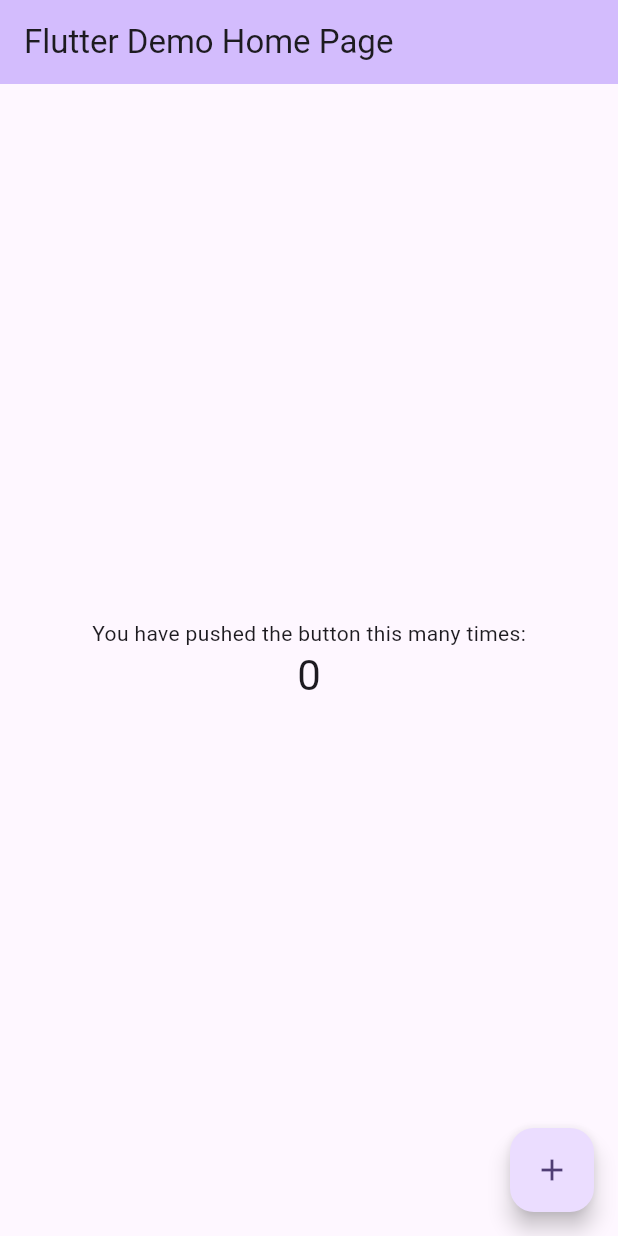
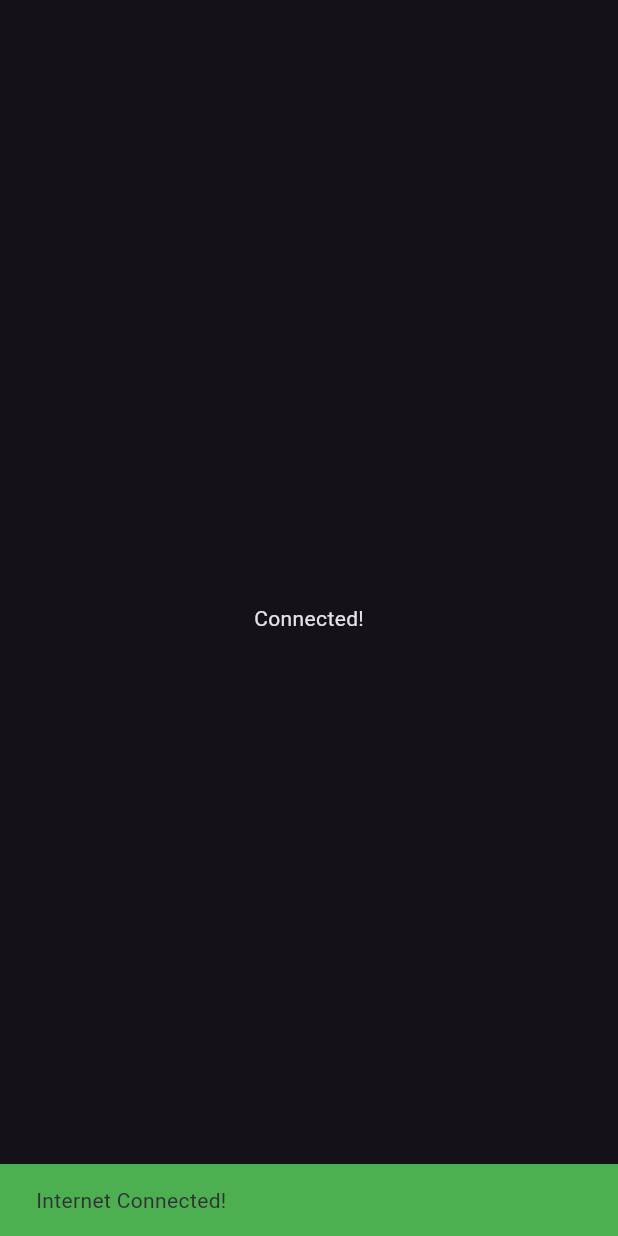
Before and after one commit to Kashif400/learn_bloc, a Flutter app: the first screen one second after launch, on a phone screen of 412 x 824 dp. Run offline on Flutter 3.47's test engine with Material 3 defaults, Android fonts, the phone set to English and light mode, and no system bars; our stand-ins replace bloc, connectivity_plus, flutter_bloc.

Commit message:
i am learn internet connectivity using bloc

```diff
--- /dev/null
+++ b/lib/bloc/internet/internet_bloc.dart
@@ -0,0 +1,38 @@
+import 'dart:async';
+
+import 'package:bloc/bloc.dart';
+import 'package:connectivity_plus/connectivity_plus.dart';
+
+import 'internet_event.dart';
+import 'internet_state.dart';
+
+class InternetBloc extends Bloc<InternetEvent, InternetState> {
+  final Connectivity _connectivity = Connectivity();
+  StreamSubscription? connectivitySubscription;
+
+  InternetBloc() : super(InternetInitialState()) {
+    on<InternetLostEvent>(
+      (event, emit) => emit(InternetLostState()),
+    );
+    on<InternetGainedEvent>(
+      (event, emit) => emit(InternetGainedState()),
+    );
+
+    // Check connectivity and listen for changes
+    connectivitySubscription =
+        _connectivity.onConnectivityChanged.listen((result) {
+      if (result.contains(ConnectivityResult.wifi) ||
+          result.contains(ConnectivityResult.wifi)) {
+        add(InternetGainedEvent()); // Connected to the internet
+      } else {
+        add(InternetLostEvent()); // No internet connection
+      }
+    });
+  }
+
+  @override
+  Future<void> close() {
+    connectivitySubscription?.cancel();
+    return super.close();
+  }
+}
--- /dev/null
+++ b/lib/bloc/internet/internet_event.dart
@@ -0,0 +1,5 @@
+abstract class InternetEvent {}
+
+class InternetLostEvent extends InternetEvent {}
+
+class InternetGainedEvent extends InternetEvent {}
--- /dev/null
+++ b/lib/bloc/internet/internet_state.dart
@@ -0,0 +1,7 @@
+abstract class InternetState {}
+
+class InternetInitialState extends InternetState {}
+
+class InternetLostState extends InternetState {}
+
+class InternetGainedState extends InternetState {}
--- a/lib/main.dart
+++ b/lib/main.dart
@@ -1,125 +1,28 @@
 import 'package:flutter/material.dart';
+import 'package:flutter_bloc/flutter_bloc.dart';
+import 'package:learn_bloc/bloc/internet/internet_bloc.dart';
+import 'package:learn_bloc/view/internet_connectivity_view.dart';
 
 void main() {
   runApp(const MyApp());
 }
 
 class MyApp extends StatelessWidget {
-  const MyApp({super.key});
+  const MyApp({Key? key}) : super(key: key);
 
   // This widget is the root of your application.
   @override
   Widget build(BuildContext context) {
-    return MaterialApp(
-      title: 'Flutter Demo',
-      theme: ThemeData(
-        // This is the theme of your application.
-        //
-        // TRY THIS: Try running your application with "flutter run". You'll see
-        // the application has a purple toolbar. Then, without quitting the app,
-        // try changing the seedColor in the colorScheme below to Colors.green
-        // and then invoke "hot reload" (save your changes or press the "hot
-        // reload" button in a Flutter-supported IDE, or press "r" if you used
-        // the command line to start the app).
-        //
-        // Notice that the counter didn't reset back to zero; the application
-        // state is not lost during the reload. To reset the state, use hot
-        // restart instead.
-        //
-        // This works for code too, not just values: Most code changes can be
-        // tested with just a hot reload.
-        colorScheme: ColorScheme.fromSeed(seedColor: Colors.deepPurple),
-        useMaterial3: true,
-      ),
-      home: const MyHomePage(title: 'Flutter Demo Home Page'),
-    );
+    return BlocProvider(
+        create: (context) => InternetBloc(),
+        child: MaterialApp(
+          title: 'Flutter Demo',
+          themeMode: ThemeMode.dark,
+          theme: ThemeData(
+            brightness: Brightness.dark,
+            primarySwatch: Colors.blue,
+          ),
+          home: const InternetConnectivityView(),
+        ));
   }
 }
-
-class MyHomePage extends StatefulWidget {
-  const MyHomePage({super.key, required this.title});
-
-  // This widget is the home page of your application. It is stateful, meaning
-  // that it has a State object (defined below) that contains fields that affect
-  // how it looks.
-
-  // This class is the configuration for the state. It holds the values (in this
-  // case the title) provided by the parent (in this case the App widget) and
-  // used by the build method of the State. Fields in a Widget subclass are
-  // always marked "final".
-
-  final String title;
-
-  @override
-  State<MyHomePage> createState() => _MyHomePageState();
-}
-
-class _MyHomePageState extends State<MyHomePage> {
-  int _counter = 0;
-
-  void _incrementCounter() {
-    setState(() {
-      // This call to setState tells the Flutter framework that something has
-      // changed in this State, which causes it to rerun the build method below
-      // so that the display can reflect the updated values. If we changed
-      // _counter without calling setState(), then the build method would not be
-      // called again, and so nothing would appear to happen.
-      _counter++;
-    });
-  }
-
-  @override
-  Widget build(BuildContext context) {
-    // This method is rerun every time setState is called, for instance as done
-    // by the _incrementCounter method above.
-    //
-    // The Flutter framework has been optimized to make rerunning build methods
-    // fast, so that you can just rebuild anything that needs updating rather
-    // than having to individually change instances of widgets.
-    return Scaffold(
-      appBar: AppBar(
-        // TRY THIS: Try changing the color here to a specific color (to
-        // Colors.amber, perhaps?) and trigger a hot reload to see the AppBar
-        // change color while the other colors stay the same.
-        backgroundColor: Theme.of(context).colorScheme.inversePrimary,
-        // Here we take the value from the MyHomePage object that was created by
-        // the App.build method, and use it to set our appbar title.
-        title: Text(widget.title),
-      ),
-      body: Center(
-        // Center is a layout widget. It takes a single child and positions it
-        // in the middle of the parent.
-        child: Column(
-          // Column is also a layout widget. It takes a list of children and
-          // arranges them vertically. By default, it sizes itself to fit its
-          // children horizontally, and tries to be as tall as its parent.
-          //
-          // Column has various properties to control how it sizes itself and
-          // how it positions its children. Here we use mainAxisAlignment to
-          // center the children vertically; the main axis here is the vertical
-          // axis because Columns are vertical (the cross axis would be
-          // horizontal).
-          //
-          // TRY THIS: Invoke "debug painting" (choose the "Toggle Debug Paint"
-          // action in the IDE, or press "p" in the console), to see the
-          // wireframe for each widget.
-          mainAxisAlignment: MainAxisAlignment.center,
-          children: <Widget>[
-            const Text(
-              'You have pushed the button this many times:',
-            ),
-            Text(
-              '$_counter',
-              style: Theme.of(context).textTheme.headlineMedium,
-            ),
-          ],
-        ),
-      ),
-      floatingActionButton: FloatingActionButton(
-        onPressed: _incrementCounter,
-        tooltip: 'Increment',
-        child: const Icon(Icons.add),
-      ), // This trailing comma makes auto-formatting nicer for build methods.
-    );
-  }
-}
--- /dev/null
+++ b/lib/view/internet_connectivity_view.dart
@@ -0,0 +1,50 @@
+import 'package:flutter/material.dart';
+import 'package:flutter_bloc/flutter_bloc.dart';
+import 'package:learn_bloc/bloc/internet/internet_bloc.dart';
+import 'package:learn_bloc/bloc/internet/internet_state.dart';
+
+class InternetConnectivityView extends StatelessWidget {
+  const InternetConnectivityView({super.key});
+
+  @override
+  Widget build(BuildContext context) {
+    return Scaffold(
+      body: Center(
+        child: BlocConsumer<InternetBloc, InternetState>(
+          listener: (context, state) {
+            if (state is InternetGainedState) {
+              ScaffoldMessenger.of(context).showSnackBar(const SnackBar(
+                content: Text('Internet Connected!'),
+                backgroundColor: Colors.green,
+              ));
+            } else if (state is InternetLostState) {
+              ScaffoldMessenger.of(context).showSnackBar(const SnackBar(
+                content: Text('not Connected!'),
+                backgroundColor: Colors.red,
+              ));
+            }
+          },
+          builder: (BuildContext context, state) {
+            if (state is InternetGainedState) {
+              return const Text('Connected!');
+            } else if (state is InternetLostState) {
+              return const Text('not connected!');
+            } else {
+              return const Text('Loading...');
+            }
+          },
+        ),
+        // child: BlocBuilder<InternetBloc, InternetState>(
+        //   builder: (context, state) {
+        //     if (state is InternetGainedState) {
+        //       return const Text('Connected!');
+        //     } else if (state is InternetLostState) {
+        //       return const Text('not connected!');
+        //     } else {
+        //       return const Text('Loading...');
+        //     }
+        //   },
+      ),
+    );
+  }
+}
--- a/pubspec.yaml
+++ b/pubspec.yaml
@@ -35,6 +35,9 @@ dependencies:
   # The following adds the Cupertino Icons font to your application.
   # Use with the CupertinoIcons class for iOS style icons.
   cupertino_icons: ^1.0.8
+  flutter_bloc: ^8.1.6
+  bloc: ^8.1.4
+  connectivity_plus: ^6.0.5
 
 dev_dependencies:
   flutter_test:
```
Also changed, not shown: pubspec.lock, 4 other files.
